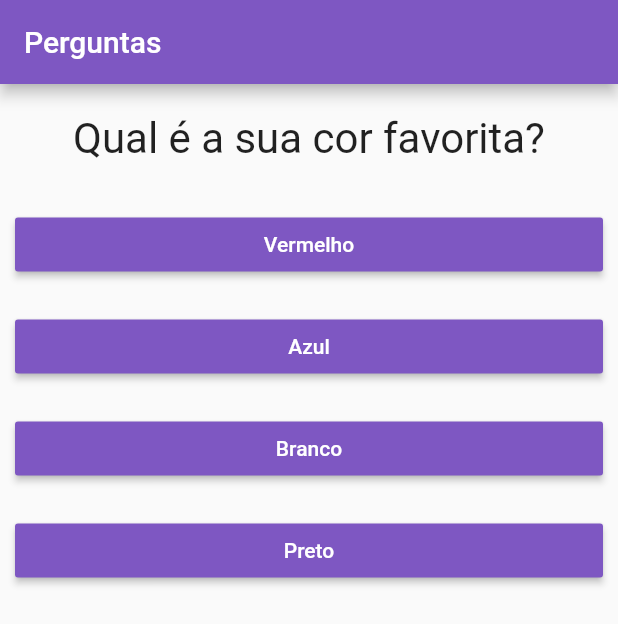
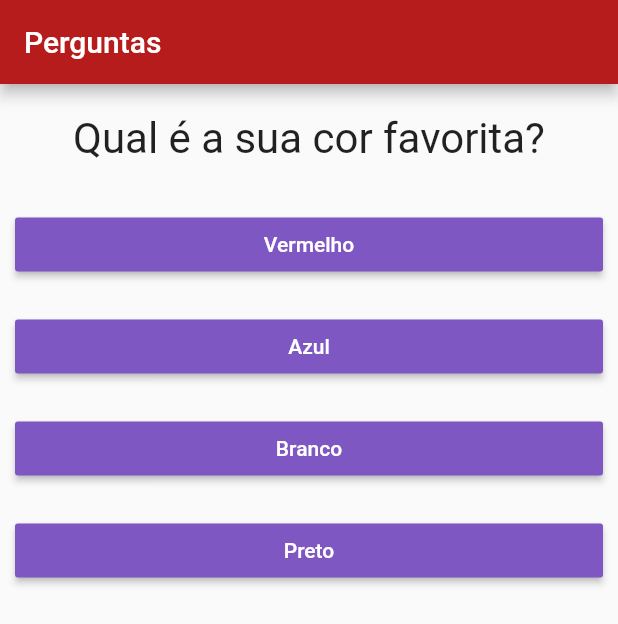
Before and after one commit to Orion-News/App_Perguntas, a Flutter app: the screen it shows after launch, on a phone screen of 412 x 824 dp. Shown: the top 624 px of the screen. Run offline on Flutter 3.47's test engine with Material 2 defaults, Android fonts, the phone set to English and light mode, and no system bars.

Commit message:
changed colors in app

```diff
--- a/lib/main.dart
+++ b/lib/main.dart
@@ -87,7 +87,7 @@ class _PerguntaAppState extends State<PerguntaApp> {
       home: Scaffold(
         appBar: AppBar(
           title: Text('Perguntas'),
-          backgroundColor: Colors.deepPurple[400],
+          backgroundColor: Colors.red.shade900,
         ),
         body: temPerguntaSelecionada ? Questionario(
           perguntas: _perguntas,
```
